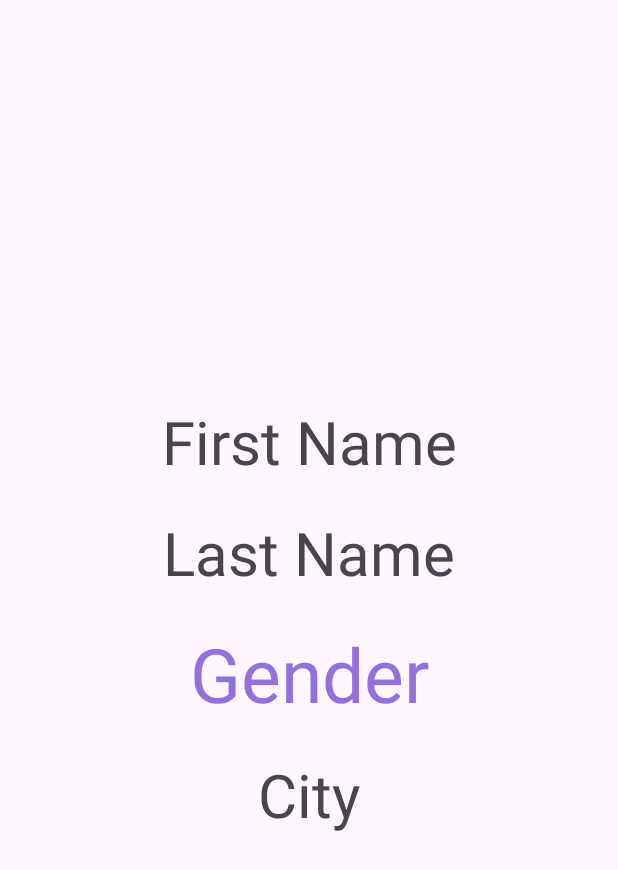
After one commit to AbdelTriX/NewProjectV1, an Android app: the layout activity_display_user_info.xml on its own in the app's theme, with its tools: preview values and no code run, on a phone screen of 412 x 824 dp. The commit adds this screen. Shown: the top 870 px of the screen. Run offline under Robolectric (Android 15) with nearby library versions, the phone set to English and light mode, and no system bars.

Commit message:
EX03 Done

```diff
--- a/app/src/main/AndroidManifest.xml
+++ b/app/src/main/AndroidManifest.xml
@@ -13,6 +13,9 @@
         android:theme="@style/Theme.MiniProjetV1"
         tools:targetApi="31">
         <activity
+            android:name=".DisplayUserInfo"
+            android:exported="false" />
+        <activity
             android:name=".MainActivity"
             android:exported="true">
             <intent-filter>
--- a/app/src/main/java/com/example/miniprojetv1/MainActivity.java
+++ b/app/src/main/java/com/example/miniprojetv1/MainActivity.java
@@ -41,7 +41,6 @@ public class MainActivity extends AppCompatActivity implements View.OnClickListe
     public void onClick(View v) {
         if (v.getId() == R.id.btnLoadUsers) {
             UsersAdapter usersAdapter = new UsersAdapter(this, getUsers());
-
             lvUsers.setAdapter(usersAdapter);
 
         } else if (v.getId() == R.id.btnQuit) {
--- /dev/null
+++ b/app/src/main/res/drawable/pending.xml
@@ -0,0 +1,5 @@
+<vector android:height="50dp" android:tint="#FFFFFF"
+    android:viewportHeight="24" android:viewportWidth="24"
+    android:width="50dp" xmlns:android="http://schemas.android.com/apk/res/android">
+    <path android:fillColor="@android:color/white" android:pathData="M12,2C6.48,2 2,6.48 2,12c0,5.52 4.48,10 10,10s10,-4.48 10,-10C22,6.48 17.52,2 12,2zM7,13.5c-0.83,0 -1.5,-0.67 -1.5,-1.5c0,-0.83 0.67,-1.5 1.5,-1.5s1.5,0.67 1.5,1.5C8.5,12.83 7.83,13.5 7,13.5zM12,13.5c-0.83,0 -1.5,-0.67 -1.5,-1.5c0,-0.83 0.67,-1.5 1.5,-1.5s1.5,0.67 1.5,1.5C13.5,12.83 12.83,13.5 12,13.5zM17,13.5c-0.83,0 -1.5,-0.67 -1.5,-1.5c0,-0.83 0.67,-1.5 1.5,-1.5s1.5,0.67 1.5,1.5C18.5,12.83 17.83,13.5 17,13.5z"/>
+</vector>
--- /dev/null
+++ b/app/src/main/res/layout/activity_display_user_info.xml
@@ -0,0 +1,48 @@
+<?xml version="1.0" encoding="utf-8"?>
+<LinearLayout xmlns:android="http://schemas.android.com/apk/res/android"
+    xmlns:app="http://schemas.android.com/apk/res-auto"
+    xmlns:tools="http://schemas.android.com/tools"
+    android:layout_width="match_parent"
+    android:layout_height="match_parent"
+    android:orientation="vertical"
+    android:gravity="center"
+    tools:context=".DisplayUserInfo">
+
+
+    <TextView
+        android:id="@+id/tvFirstName"
+        android:padding="10dp"
+        android:layout_width="match_parent"
+        android:layout_height="wrap_content"
+        android:gravity="center"
+        android:textSize="40sp"
+        android:text="First Name" />
+
+    <TextView
+        android:id="@+id/tvLastName"
+        android:layout_width="match_parent"
+        android:layout_height="wrap_content"
+        android:padding="10dp"
+        android:gravity="center"
+        android:textSize="40sp"
+        android:text="Last Name" />
+
+    <TextView
+        android:id="@+id/tvGender"
+        android:layout_width="match_parent"
+        android:layout_height="wrap_content"
+        android:padding="10dp"
+        android:gravity="center"
+        android:textColor="@color/purple"
+        android:textSize="50sp"
+        android:text="Gender" />
+
+    <TextView
+        android:id="@+id/tvCity"
+        android:layout_width="match_parent"
+        android:layout_height="wrap_content"
+        android:padding="10dp"
+        android:gravity="center"
+        android:textSize="40sp"
+        android:text="City" />
+</LinearLayout>
--- a/app/src/main/res/values/colors.xml
+++ b/app/src/main/res/values/colors.xml
@@ -2,4 +2,6 @@
 <resources>
     <color name="black">#FF000000</color>
     <color name="white">#FFFFFFFF</color>
+    <color name="purple">#9370DB</color>
+
 </resources>
```
Also changed, not shown: app/src/main/java/com/example/miniprojetv1/DisplayUserInfo.java (added, +40 -0 lines), app/src/main/java/com/example/miniprojetv1/UsersAdapter.java (+9 -5 lines), app/src/main/res/layout/item_user.xml (+6 -4 lines).
